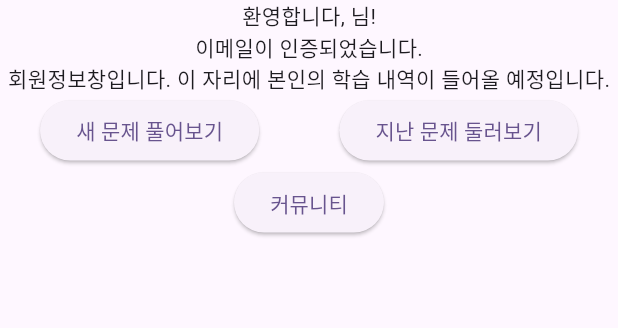
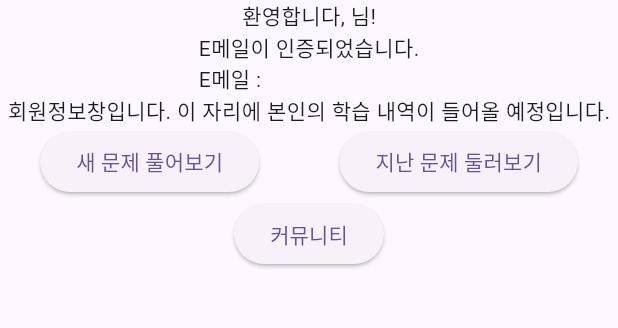
Before and after one commit to lokasenna9312/AiffelThon, a Flutter app: the HomePage screen opened directly with empty values, on a phone screen of 412 x 824 dp, the part 84-412 px from its top. Run offline on Flutter 3.47's test engine with Material 3 defaults, Android fonts, the light colour scheme and no system bars; our stand-ins replace cloud_firestore, firebase_auth, firebase_core; missing offline and left inert: dart_openai; accounts and stored records are empty; generated files the repository leaves out were written again.

Commit message:
로긴 첫 페이지에서 인증 여부 새로고침이 안 되는 문제는 일단은 회원가입 직후와 인증메일 재전송 버튼 클릭 시 로그아웃을 시키는 방식으로 임시조치했습니다.

```diff
--- a/lib/UserDataProvider.dart
+++ b/lib/UserDataProvider.dart
@@ -178,6 +178,7 @@ class UserDataProvider extends ChangeNotifier {
       return ValidationResult.success('로그인 성공');
     } on FirebaseAuthException catch (e) {
       // Firebase Authentication 관련 오류 처리
+      print('E/flutter: [Login] FirebaseAuthException 발생: ${e.code} - ${e.message}'); // 상세 로그 추가
       if (e.code == 'user-not-found' || e.code == 'wrong-password') {
         // Firebase는 ID가 아닌 이메일/비밀번호 불일치로 에러를 반환하므로,
         // 사용자에게는 일반적인 메시지를 제공하는 것이 좋습니다.
@@ -192,6 +193,7 @@ class UserDataProvider extends ChangeNotifier {
       return ValidationResult.failure('로그인 오류: ${e.message}');
     } catch (e) {
       // 기타 예상치 못한 오류 처리
+      print('E/flutter: [Login] 알 수 없는 오류 발생: $e'); // 상세 로그 추가
       return ValidationResult.failure('알 수 없는 오류 발생: $e');
     }
   }
@@ -216,6 +218,32 @@ class UserDataProvider extends ChangeNotifier {
       print('ID 중복 확인 중 오류 발생: $e');
       return true; // 오류 발생 시 안전하게 중복으로 간주 (또는 다른 오류 처리)
     }
+  }
+
+  Future<void> reloadAndCheckEmailVerification() async {
+    User? user = _auth.currentUser;
+    if (user != null) {
+      print('I/flutter: [EmailVerifyCheck] reload 전: ${user.emailVerified}');
+      await user.reload(); // Firebase 서버에서 최신 사용자 정보를 가져옵니다.
+      user = _auth.currentUser; // reload() 후에는 _auth.currentUser를 다시 가져와야 최신 정보가 반영됩니다.
+      if (user != null) {
+        print('I/flutter: [EmailVerifyCheck] reload 후: ${user.emailVerified}');
+        if (user.emailVerified) {
+          print('I/flutter: [EmailVerifyCheck] 이메일이 성공적으로 인증되었습니다. 이제 이메일 인증 필요 없음.');
+          // 사용자에게 이메일 인증이 완료되었음을 알리는 스낵바 또는 UI 변경
+          // (예: showSnackBarMessage(context, '이메일 인증이 완료되었습니다!'))
+          // 필요하다면 UI 업데이트를 위해 notifyListeners() 호출 (이미 되어 있을 것임)
+        } else {
+          print('I/flutter: [EmailVerifyCheck] 이메일이 아직 인증되지 않았습니다. 다시 시도해주세요.');
+          // 사용자에게 아직 인증되지 않았음을 알림
+        }
+      } else {
+        print('W/flutter: [EmailVerifyCheck] reload 후 user가 null이 됨. (로그아웃되었을 수 있음)');
+      }
+    } else {
+      print('W/flutter: [EmailVerifyCheck] 현재 로그인된 user가 없음. (로그인 필요)');
+    }
+    notifyListeners(); // UI 업데이트를 위해 호출
   }
 
   /// **비밀번호 재설정 이메일 전송 함수**
@@ -284,10 +312,10 @@ class UserDataProvider extends ChangeNotifier {
       // 2. Firebase Authentication의 verifyBeforeUpdateEmail을 사용하여 이메일 변경 시도
       //    이메일 확인 후 변경이 이루어집니다.
       //    이 호출은 확인 메일을 보내는 역할만 하며, 실제 Firebase Auth의 이메일은 아직 변경되지 않습니다.
-      print('I/flutter: [EmailChange] 이메일 변경 확인 메일 발송 시도: $newEmail');
+      print('I/flutter: [EmailChange] E메일 변경 확인 메일 발송 시도: $newEmail');
       await user.verifyBeforeUpdateEmail(newEmail);
       // 이메일 변경은 사용자에게 확인 이메일을 보낸 후 적용됩니다.
-      print('I/flutter: [EmailChange] 이메일 변경 확인 메일 발송 요청 성공');
+      print('I/flutter: [EmailChange] E메일 변경 확인 메일 발송 요청 성공');
       return ValidationResult.success('새 E메일 주소로 확인 링크를 보냈습니다. 링크를 클릭하여 이메일 변경을 완료해주세요.');
     } on FirebaseAuthException catch (e) {
       // Firebase Authentication 관련 오류 처리
--- a/lib/home.dart
+++ b/lib/home.dart
@@ -1,6 +1,9 @@
+// home.dart 파일 전체 (최종 수정본, 다시 확인)
+
 import 'package:flutter/material.dart';
 import 'package:provider/provider.dart';
 
+import 'main.dart';
 import 'newexam.dart';
 import 'solvedq.dart';
 import 'community.dart';
@@ -9,10 +12,30 @@ import 'UserDataProvider.dart';
 import 'package:firebase_auth/firebase_auth.dart';
 import 'ui_utils.dart';
 
-class HomePage extends StatelessWidget {
+class HomePage extends StatefulWidget {
   final String title;
 
   const HomePage({super.key, required this.title});
+
+  @override
+  State<HomePage> createState() => _HomePageState();
+}
+
+class _HomePageState extends State<HomePage> {
+  // initState에서 Provider를 통해 UserDataProvider를 가져올 것이므로,
+  late UserDataProvider _userDataProvider; // 이 변수도 이제 필요합니다.
+
+  @override
+  void initState() {
+    super.initState();
+    WidgetsBinding.instance.addPostFrameCallback((_) {
+      if (mounted) {
+        // initState에서는 listen: false로 Provider 인스턴스만 가져옵니다.
+        _userDataProvider = Provider.of<UserDataProvider>(context, listen: false);
+
+      }
+    });
+  }
 
   @override
   Widget build(BuildContext context) {
@@ -21,16 +44,16 @@ class HomePage extends StatelessWidget {
         final bool isLoggedIn = userDataProvider.isLoggedIn;
         final User? currentUser = userDataProvider.currentUser;
 
-        print('>>> MainPage Consumer rebuild: isLoggedIn = $isLoggedIn');
+        print('>>> HomePage build: isLoggedIn = $isLoggedIn');
         if (isLoggedIn) {
           userDataProvider.loggedInUserId.then((id) {
-            print('>>> MainPage Consumer: loggedInUserId (resolved) = $id');
+            print('>>> HomePage build: loggedInUserId (resolved) = $id');
           });
         }
-        print('>>> MainPage Consumer: loggedInUserEmail = ${userDataProvider.loggedInUserEmail}');
+        print('>>> HomePage build: loggedInUserEmail = ${userDataProvider.loggedInUserEmail}');
 
         return Scaffold(
-          appBar: CSAppBar(title: title),
+          appBar: CSAppBar(title: widget.title),
           body: Column(
             children: [
               if (isLoggedIn && currentUser != null)
@@ -45,40 +68,38 @@ class HomePage extends StatelessWidget {
                         return Container();
                       },
                     ),
-                    if (!currentUser.emailVerified)
+                    if (!currentUser.emailVerified) // E메일이 인증되지 않았다면
                       Column(
                         children: [
-                          Text('이메일 인증이 필요합니다!'),
+                          Text('E메일 인증이 필요합니다!\n아래 버튼을 눌러 인증 메일을 다시 전송하십시오.'),
                           ElevatedButton(
                             onPressed: () async {
                               await currentUser.sendEmailVerification();
-                              showSnackBarMessage(context, '인증 이메일을 다시 보냈습니다. 메일을 확인해주세요.');
-                            },
-                            child: Text('인증 이메일 다시 보내기'),
-                          ),
-                          ElevatedButton(
-                            onPressed: () async {
-                              // !!! 중요: 여기에 디버그 print 추가 !!!
-                              print('>>> [인증 새로고침 버튼] 클릭 전: currentUser.emailVerified = ${currentUser.emailVerified}');
-                              await currentUser.reload(); // 사용자 정보 새로고침
-                              print('>>> [인증 새로고침 버튼] 클릭 후 reload 완료: currentUser.emailVerified = ${currentUser.emailVerified}');
-                              userDataProvider.notifyListeners(); // UserDataProvider에게 상태 변경 알림 (UI 업데이트용)
-                              print('>>> [인증 새로고침 버튼] notifyListeners 호출됨.');
-                              if (currentUser.emailVerified) {
-                                showSnackBarMessage(context, '이메일 인증이 확인되었습니다!');
-                              } else {
-                                showSnackBarMessage(context, '아직 이메일이 인증되지 않았습니다. 메일을 확인해주세요.');
+                              if (mounted) {
+                                showSnackBarMessage(context, '인증 E메일을 다시 보냈습니다. 메일을 확인해주세요.');
+                              }
+                              // 메일 재전송 후, 강제 로그아웃하여 다음 로그인 시 인증 상태를 새로고침
+                              // 기존 reload 로직 대신 로그아웃 후 메인 페이지로 이동합니다.
+                              await _userDataProvider.logoutUser(); // UserDataProvider의 로그아웃 메서드 호출
+                              if (mounted) {
+                                showSnackBarMessage(context, '인증 확인을 위해 로그아웃되었습니다. 다시 로그인해주세요.');
+                                Navigator.pushAndRemoveUntil( // 메인 페이지로 이동
+                                  context,
+                                  MaterialPageRoute(builder: (context) => MainPage(title: widget.title)),
+                                      (Route<dynamic> route) => false,
+                                );
                               }
                             },
-                            child: Text('인증 상태 새로고침'),
+                            child: Text('인증 E메일 다시 보내기'),
                           ),
+                          Text('위 버튼을 누르면 로그아웃됩니다.'),
                         ],
                       )
-                    else
-                      Text('이메일이 인증되었습니다.'),
+                    else // E메일이 인증되었다면
+                      Text('E메일이 인증되었습니다.\nE메일 : ${userDataProvider.loggedInUserEmail}'),
                   ],
                 )
-              else
+              else // 로그인되지 않은 상태
                 Text('로그인이 필요합니다.'),
               Text('회원정보창입니다. 이 자리에 본인의 학습 내역이 들어올 예정입니다.'),
               Row(
@@ -89,7 +110,7 @@ class HomePage extends StatelessWidget {
                         Navigator.push(
                           context,
                           MaterialPageRoute(
-                            builder: (context) => NewExamPage(title: title),
+                            builder: (context) => NewExamPage(title: widget.title),
                           ),
                         );
                       },
@@ -100,7 +121,7 @@ class HomePage extends StatelessWidget {
                         Navigator.push(
                           context,
                           MaterialPageRoute(
-                            builder: (context) => SolvedQuestionPage(title: title),
+                            builder: (context) => SolvedQuestionPage(title: widget.title),
                           ),
                         );
                       },
@@ -113,7 +134,7 @@ class HomePage extends StatelessWidget {
                   Navigator.push(
                     context,
                     MaterialPageRoute(
-                      builder: (context) => CommunityPage(title: title),
+                      builder: (context) => CommunityPage(title: widget.title),
                     ),
                   );
                 },
@@ -125,4 +146,35 @@ class HomePage extends StatelessWidget {
       },
     );
   }
+
+  /*
+  // _HomePageState 내부에 정의된 private 메서드
+  Future<void> _callEmailVerificationReload() async {
+    if (!mounted) {
+      print('W/flutter: _callEmailVerificationReload: 위젯이 마운트되지 않았습니다.');
+      return;
+    }
+
+    // UserDataProvider의 메서드를 호출하여 Firebase 인증 상태를 새로고침합니다.
+    await _userDataProvider.reloadAndCheckEmailVerification(); // _userDataProvider 사용
+
+    // UserDataProvider가 notifyListeners를 이미 호출했으므로, Consumer는 이 위젯을 리빌드할 것입니다.
+    // setState를 명시적으로 호출하여 _HomePageState 자체도 리빌드되도록 하여 UI 업데이트를 강제합니다.
+    setState(() {
+      // setState 내부에서는 아무것도 변경할 필요가 없습니다. 단순히 rebuild를 트리거하는 용도입니다.
+    });
+
+    // 스낵바 메시지는 이제 reloadAndCheckEmailVerification 메서드 내부에서 UserDataProvider가 처리합니다.
+    // (또는 여기에서 updatedUser를 다시 가져와 처리할 수도 있습니다.)
+    User? updatedUser = _userDataProvider.currentUser; // 최신 사용자 정보
+
+    if (mounted) { // SnackBar를 띄우기 전에 위젯이 마운트되었는지 확인
+      if (updatedUser != null && updatedUser.emailVerified) {
+        showSnackBarMessage(context, 'E메일 인증이 성공적으로 확인되었습니다!');
+      } else {
+        showSnackBarMessage(context, '아직 E메일이 인증되지 않았습니다. 메일을 확인해주세요.');
+      }
+    }
+  }
+  */
 }
--- a/lib/main.dart
+++ b/lib/main.dart
@@ -78,20 +78,21 @@ class _MainPageState extends State<MainPage> {
       userDataProvider: userDataProvider,
     );
 
-    if (result.isSuccess) {
-      // 로그인 성공 시
-      showSnackBarMessage(context, result.message); // ValidationResult에서 반환된 메시지 사용
-      Navigator.pushAndRemoveUntil(
-        context,
-        MaterialPageRoute(
-          builder: (context) => HomePage(title: widget.title), // 로그인 성공 후 이동할 메인 페이지
-        ),
-        (Route<dynamic> route) => false, // 모든 이전 라우트 제거
-      );
-    } else {
-      // 로그인 실패 시
-      showSnackBarMessage(context, result.message); // ValidationResult에서 반환된 실패 메시지 사용
+    print('I/flutter: [LoginProcess] 로그인 결과 isSuccess: ${result.isSuccess}, 메시지: ${result.message}');
+
+    if (!result.isSuccess) {
+      showSnackBarMessage(
+          context, result.message); // ValidationResult에서 반환된 메시지 사용
+      return;
     }
+
+    showSnackBarMessage(context, result.message); // ValidationResult에서 반환된 실패 메시지 사용
+
+    Navigator.pushAndRemoveUntil(
+      context,
+      MaterialPageRoute(builder: (context) => HomePage(title: widget.title)), // 로그인 성공 후 이동할 메인 페이지
+          (Route<dynamic> route) => false,
+    );
   }
 
   @override
```
Also changed, not shown: lib/register.dart (+6 -6 lines), firebase.json.
